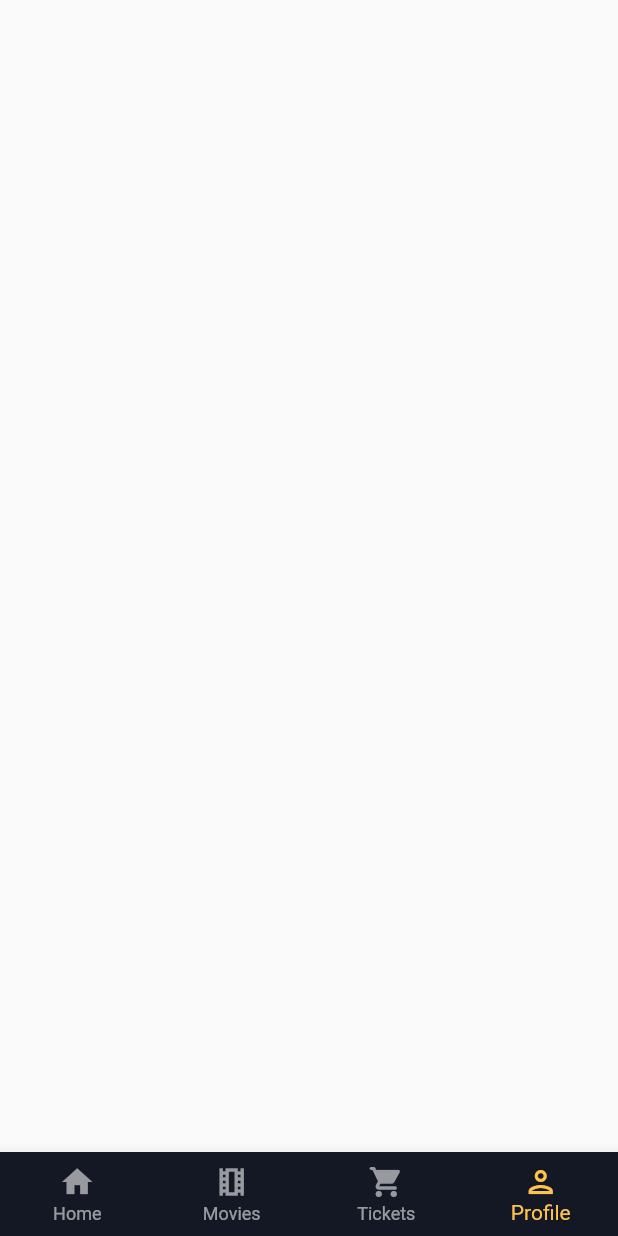
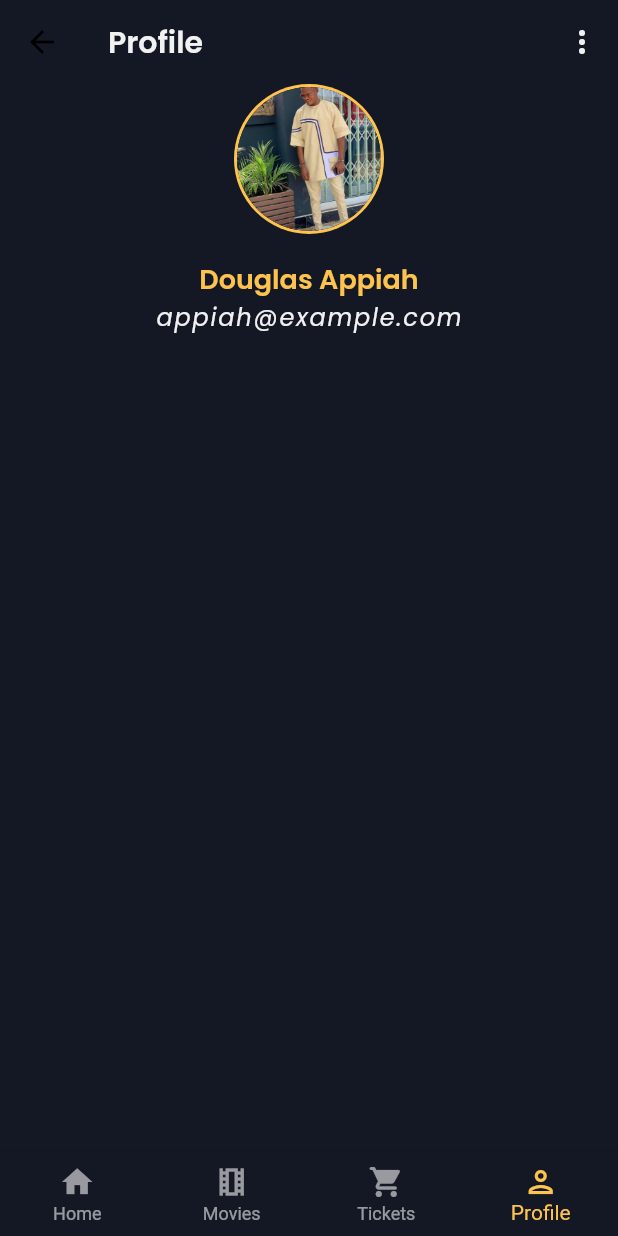
Before and after one commit to Trinity6264/uniplexs, a Flutter app: the ProfileView screen opened by its route, on a phone screen of 412 x 824 dp. Run offline on Flutter 3.47's test engine with Material 2 defaults, Android fonts, the phone set to English and light mode, and no system bars; our stand-ins replace auto_route, flutter_hooks, flutter_svg, get_it, google_fonts.

Commit message:
Profile Ui done

```diff
--- a/lib/app/app.dart
+++ b/lib/app/app.dart
@@ -12,6 +12,7 @@ import 'package:uniplexs/views/dashboard/movie_wrapper/movie_detail/movie_commen
 import 'package:uniplexs/views/dashboard/movie_wrapper/movie_detail/movie_detail.dart';
 import 'package:uniplexs/views/dashboard/movie_wrapper/movie_detail/refreshment/refreshment_view.dart';
 import 'package:uniplexs/views/dashboard/movie_wrapper/movie_wrapper.dart';
+import 'package:uniplexs/views/dashboard/movie_wrapper/payment/payment_view.dart';
 import 'package:uniplexs/views/dashboard/profile/profile_view.dart';
 import 'package:uniplexs/views/dashboard/tickets/tickets_view.dart';
 import 'package:uniplexs/views/onboarding/onboard_view.dart';
@@ -43,6 +44,7 @@ import '../views/dashboard/movie_wrapper/movie/movie_view.dart';
           AutoRoute(path: 'buy-tickets-view', page: BuyTicketsView),
           AutoRoute(path: 'refreshment-view', page: RefreshmentView),
           AutoRoute(path: 'checkout-view', page: CheckoutView),
+          AutoRoute(path: 'payment-view', page: PaymentView),
         ],
       ),
       AutoRoute(path: 'ticket', page: TicketView),
--- a/lib/main.dart
+++ b/lib/main.dart
@@ -8,6 +8,7 @@ import 'package:uniplexs/constant/color_pallet.dart';
 import 'package:uniplexs/provider/authentication/login_view_model.dart';
 import 'package:uniplexs/provider/authentication/signup_view_model.dart';
 import 'package:uniplexs/provider/authentication/verify_view_model.dart';
+import 'package:uniplexs/provider/dashboard/movie_wrapper_view_model/checkout/checkout_view_model.dart';
 import 'package:uniplexs/provider/dashboard/movie_wrapper_view_model/movie/movie_view_model.dart';
 import 'package:uniplexs/provider/dashboard/movie_wrapper_view_model/movie_detail/buy_tickets/buy_tickets_view_model.dart';
 import 'package:uniplexs/provider/dashboard/movie_wrapper_view_model/movie_detail/movie_detail_view_model.dart';
@@ -40,9 +41,11 @@ class MyApp extends StatelessWidget {
             value: BuyTicketsViewModel()),
         ChangeNotifierProvider<RefreshmentViewModel>.value(
             value: RefreshmentViewModel()),
+        ChangeNotifierProvider<CheckViewModel>.value(value: CheckViewModel()),
       ],
       child: MaterialApp.router(
         title: 'Uniplexs',
+        debugShowCheckedModeBanner: false,
         theme: ThemeData(
           primarySwatch: Colors.amber,
           listTileTheme: ListTileThemeData(
--- a/lib/provider/dashboard/movie_wrapper_view_model/checkout/checkout_view_model.dart
+++ b/lib/provider/dashboard/movie_wrapper_view_model/checkout/checkout_view_model.dart
@@ -1,3 +1,16 @@
+import 'dart:developer';
+
 import 'package:flutter/foundation.dart';
 
-class CheckViewModel extends ChangeNotifier {}
+// payment enum
+
+enum PaymentMethod { momo, visa, bank }
+
+class CheckViewModel extends ChangeNotifier {
+  PaymentMethod? paymentSelected;
+
+  void onChangedPayment(PaymentMethod? value) {
+    paymentSelected = value;
+    notifyListeners();
+  }
+}
--- /dev/null
+++ b/lib/provider/dashboard/movie_wrapper_view_model/payment/payment_view_model.dart
@@ -0,0 +1,3 @@
+import 'package:flutter/foundation.dart';
+
+class PaymentViewModel extends ChangeNotifier{}
--- a/lib/views/dashboard/profile/profile_view.dart
+++ b/lib/views/dashboard/profile/profile_view.dart
@@ -1,13 +1,91 @@
-
+import 'dart:developer';
 
 import 'package:flutter/material.dart';
+import 'package:google_fonts/google_fonts.dart';
+import 'package:uniplexs/constant/asset_path.dart';
+import 'package:uniplexs/constant/color_pallet.dart';
 
 class ProfileView extends StatelessWidget {
   const ProfileView({super.key});
 
+  static final menuItems = ['Edit Profile', 'Logout'];
+
   @override
   Widget build(BuildContext context) {
-    return Scaffold();
-
+    Size size = MediaQuery.of(context).size;
+    return Scaffold(
+      backgroundColor: backgroundColor,
+      appBar: AppBar(
+        backgroundColor: backgroundColor,
+        elevation: 0,
+        title: Text(
+          'Profile',
+          style: GoogleFonts.poppins(
+            color: whiteColor,
+            fontWeight: FontWeight.w600,
+            fontSize: 20.0,
+          ),
+        ),
+        actionsIconTheme: IconThemeData(
+          color: whiteColor,
+        ),
+        actions: [
+          PopupMenuButton<String>(
+            tooltip: 'Options',
+            color: whiteColor,
+            onSelected: (value) {},
+            itemBuilder: (context) => menuItems
+                .map(
+                  (e) => PopupMenuItem<String>(
+                    onTap: () => log(e),
+                    value: e,
+                    child: Text(e),
+                  ),
+                )
+                .toList(),
+          )
+        ],
+      ),
+      body: Container(
+        width: double.infinity,
+        padding: const EdgeInsets.symmetric(horizontal: 20),
+        child: SingleChildScrollView(
+          child: Column(
+            mainAxisAlignment: MainAxisAlignment.center,
+            crossAxisAlignment: CrossAxisAlignment.center,
+            children: [
+              CircleAvatar(
+                backgroundColor: primaryColor,
+                maxRadius: 50,
+                child: CircleAvatar(
+                  backgroundColor: backgroundColor,
+                  backgroundImage: const AssetImage(AssetPath.micky1),
+                  maxRadius: 48,
+                ),
+              ),
+              SizedBox(height: size.height * 0.02),
+              Text(
+                'Douglas Appiah',
+                style: GoogleFonts.poppins(
+                  color: primaryColor,
+                  fontWeight: FontWeight.w600,
+                  fontSize: 18.0,
+                ),
+              ),
+              Text(
+                'appiah@example.com',
+                style: GoogleFonts.poppins(
+                  letterSpacing: 1.2,
+                  color: whiteColor,
+                  fontWeight: FontWeight.w500,
+                  fontStyle: FontStyle.italic,
+                  fontSize: 16.0,
+                ),
+              ),
+            ],
+          ),
+        ),
+      ),
+    );
   }
 }
```
Also changed, not shown: lib/views/dashboard/dashboard_view.dart (+0 -15 lines), lib/views/dashboard/movie_wrapper/checkout/checkout_view.dart (+36 -16 lines), lib/views/dashboard/movie_wrapper/payment/payment_view.dart (added, +131 -0 lines), lib/views/dashboard/movie_wrapper/payment/widget/bank_widget.dart (added, +84 -0 lines), lib/views/dashboard/movie_wrapper/payment/widget/momo_widget.dart (added, +50 -0 lines), lib/views/dashboard/movie_wrapper/payment/widget/visa_widget.dart (added, +138 -0 lines), lib/views/dashboard/tickets/tickets_view.dart (+26 -2 lines), lib/app/app.gr.dart.
